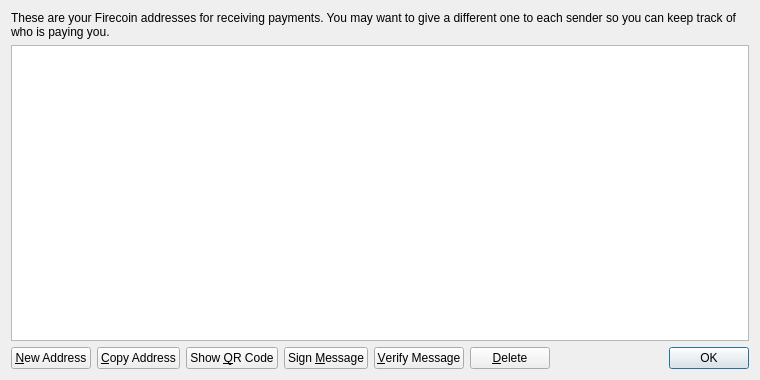
Before: the Qt Designer form src/qt/forms/addressbookpage.ui in juhcoin/Juhcoin, drawn with Qt 5.
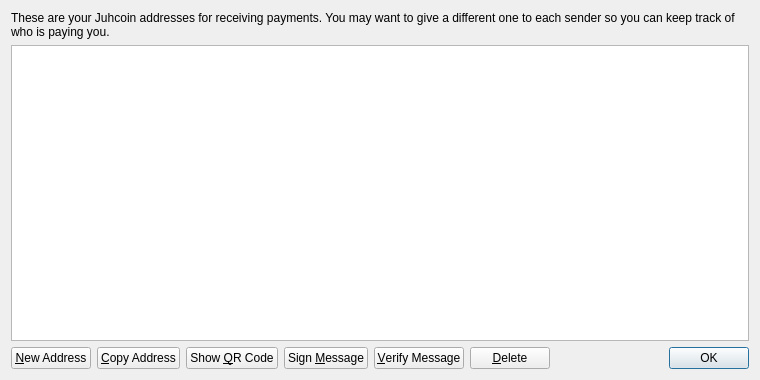
After: the same form once the commit is applied. Icons and pictures are not drawn.

Diff of the .ui file:
```diff
--- a/src/qt/forms/addressbookpage.ui
+++ b/src/qt/forms/addressbookpage.ui
@@ -17,7 +17,7 @@
    <item>
     <widget class="QLabel" name="labelExplanation">
      <property name="text">
-      <string>These are your Firecoin addresses for receiving payments. You may want to give a different one to each sender so you can keep track of who is paying you.</string>
+      <string>These are your Juhcoin addresses for receiving payments. You may want to give a different one to each sender so you can keep track of who is paying you.</string>
      </property>
      <property name="textFormat">
       <enum>Qt::PlainText</enum>
```
Left out of the diff: 4 changed lines with no effect on the pictures.
